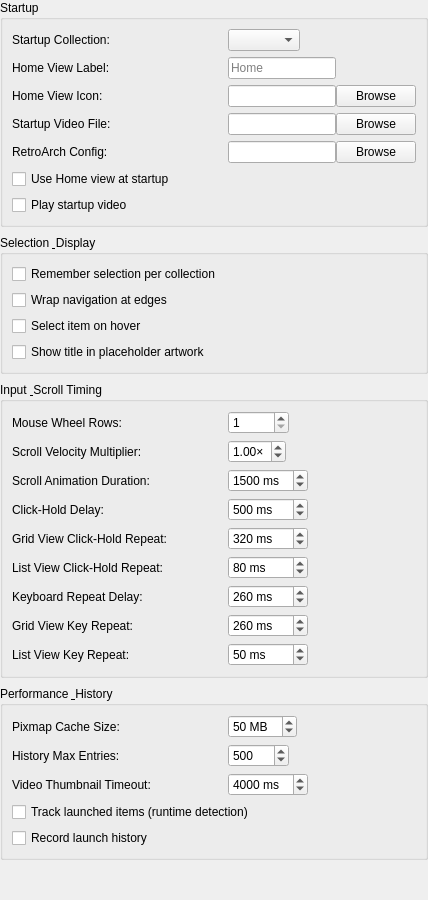
First picture: the form in src/ui/dialogs/settings/behavior/generalsettingspanel.ui, repository EtherAura/Kartend, before the edit.
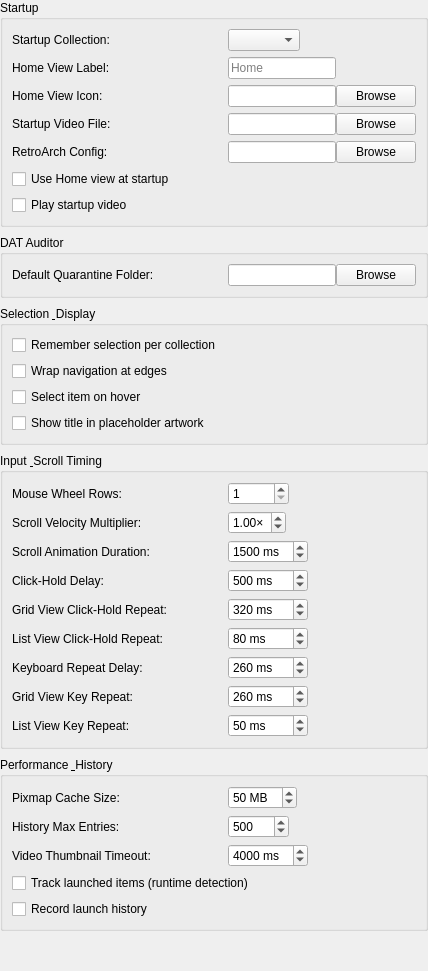
Second picture: the form after the edit.

Commit message: feat(dat): global default + per-collection quarantine folder (Kartend-3ywnn)

The edit to the form file:
```diff
--- a/src/ui/dialogs/settings/behavior/generalsettingspanel.ui
+++ b/src/ui/dialogs/settings/behavior/generalsettingspanel.ui
@@ -49,6 +49,25 @@
      </layout>
     </widget>
    </item>
+   <item>
+    <widget class="QGroupBox" name="datAuditorGroupBox">
+     <property name="title"><string>DAT Auditor</string></property>
+     <layout class="QFormLayout" name="datAuditorFormLayout">
+      <property name="horizontalSpacing"><number>16</number></property>
+      <property name="verticalSpacing"><number>6</number></property>
+      <property name="labelAlignment"><set>Qt::AlignmentFlag::AlignLeft|Qt::AlignmentFlag::AlignVCenter</set></property>
+      <property name="fieldGrowthPolicy"><enum>QFormLayout::FieldGrowthPolicy::FieldsStayAtSizeHint</enum></property>
+      <item row="0" column="0"><widget class="QLabel" name="quarantineDefaultDirLabel"><property name="minimumSize"><size><width>200</width><height>0</height></size></property><property name="text"><string>Default Quarantine Folder:</string></property></widget></item>
+      <item row="0" column="1">
+       <layout class="QHBoxLayout" name="quarantineDefaultDirLayout">
+        <item><widget class="QLineEdit" name="quarantineDefaultDirLineEdit"><property name="maximumWidth"><number>320</number></property><property name="toolTip"><string>Default folder the DAT auditor's Fix dialog proposes when moving unknown or wrong-content files out of a set. Prefills the Fix dialog whenever the audited profile has no quarantine folder of its own. Empty leaves it blank.</string></property></widget></item>
+        <item><widget class="QPushButton" name="browseQuarantineDefaultButton"><property name="text"><string>Browse</string></property></widget></item>
+        <item><spacer name="quarantineDefaultDirSpacer"><property name="orientation"><enum>Qt::Orientation::Horizontal</enum></property><property name="sizeHint" stdset="0"><size><width>0</width><height>0</height></size></property></spacer></item>
+       </layout>
+      </item>
+     </layout>
+    </widget>
+   </item>
    <item>
     <widget class="QGroupBox" name="selectionGroupBox">
      <property name="title"><string>Selection &amp; Display</string></property>
```
The commit also changes 20 other files.
